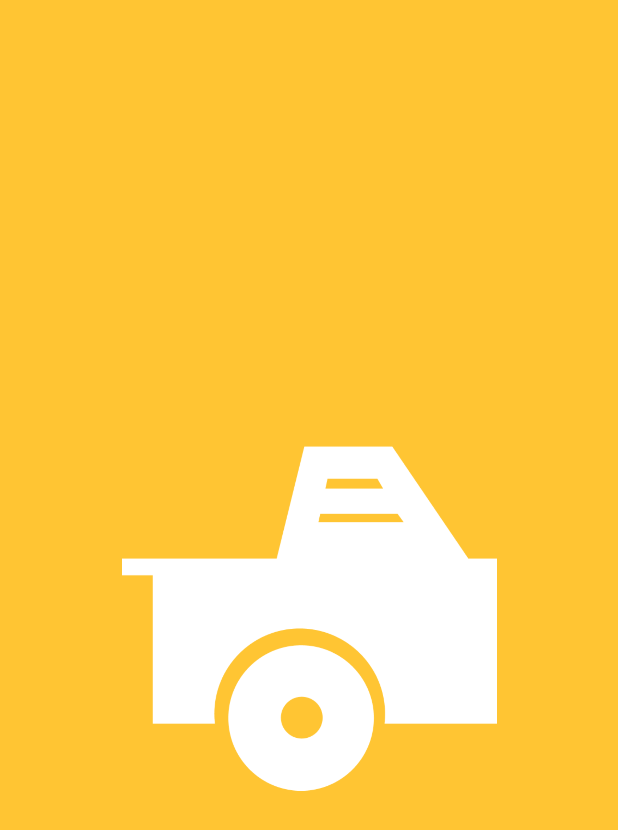
After one commit to jajan-yuk/mobile-jajanyuk, an Android app: the SplashScreenActivity screen opened directly, with no data from a screen before it, on a phone screen of 412 x 824 dp. The commit adds this screen. Shown: the top 830 px of the screen. Run offline under Robolectric (Android 15) with nearby library versions, the phone set to English and light mode, and no system bars.

Commit message:
style: add ui splashscreen

```diff
--- a/app/src/main/AndroidManifest.xml
+++ b/app/src/main/AndroidManifest.xml
@@ -13,6 +13,9 @@
         android:theme="@style/Theme.JajanYuk"
         tools:targetApi="31">
         <activity
+            android:name=".ui.SplashScreenActivity"
+            android:exported="false" />
+        <activity
             android:name=".MainActivity"
             android:exported="true">
             <intent-filter>
--- /dev/null
+++ b/app/src/main/java/com/example/jajanyuk/ui/SplashScreenActivity.kt
@@ -0,0 +1,12 @@
+package com.example.jajanyuk.ui
+
+import androidx.appcompat.app.AppCompatActivity
+import android.os.Bundle
+import com.example.jajanyuk.R
+
+class SplashScreenActivity : AppCompatActivity() {
+    override fun onCreate(savedInstanceState: Bundle?) {
+        super.onCreate(savedInstanceState)
+        setContentView(R.layout.activity_splash_screen)
+    }
+}
--- /dev/null
+++ b/app/src/main/res/layout/activity_splash_screen.xml
@@ -0,0 +1,18 @@
+<?xml version="1.0" encoding="utf-8"?>
+<androidx.constraintlayout.widget.ConstraintLayout xmlns:android="http://schemas.android.com/apk/res/android"
+    xmlns:app="http://schemas.android.com/apk/res-auto"
+    xmlns:tools="http://schemas.android.com/tools"
+    android:layout_width="match_parent"
+    android:layout_height="match_parent"
+    android:background="@color/colorPrimary"
+    tools:context=".ui.SplashScreenActivity">
+    <ImageView
+        android:id="@+id/imageView"
+        android:layout_width="250dp"
+        android:layout_height="250dp"
+        android:src="@drawable/logo"
+        app:layout_constraintBottom_toBottomOf="parent"
+        app:layout_constraintEnd_toEndOf="parent"
+        app:layout_constraintStart_toStartOf="parent"
+        app:layout_constraintTop_toTopOf="parent" />
+</androidx.constraintlayout.widget.ConstraintLayout>
--- a/app/src/main/res/values/colors.xml
+++ b/app/src/main/res/values/colors.xml
@@ -2,4 +2,5 @@
 <resources>
     <color name="black">#FF000000</color>
     <color name="white">#FFFFFFFF</color>
+    <color name="colorPrimary">#FFC533</color>
 </resources>
```
Also changed, not shown: app/src/main/res/drawable/logo.png (renamed from app/src/main/res/drawable/Group 5.png).
